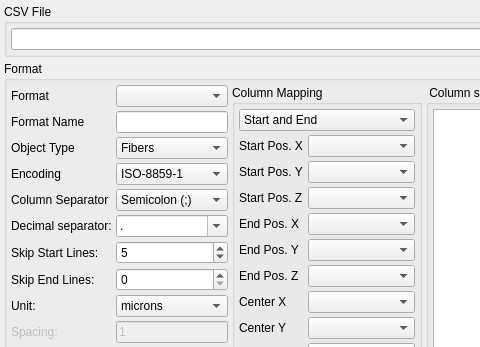
3dct/open_iA, file modules/FeatureScout/CsvInput.ui: the form before one commit; both pictures show x 0 to 480 and y 0 to 347 of the 583 by 693 pixel window.
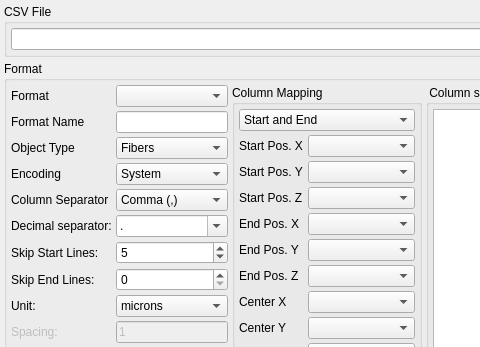
The form after the commit.

```diff
--- a/modules/FeatureScout/CsvInput.ui
+++ b/modules/FeatureScout/CsvInput.ui
@@ -148,11 +148,6 @@
         </item>
         <item row="3" column="1">
          <widget class="QComboBox" name="cmbbox_Encoding">
-          <item>
-           <property name="text">
-            <string>ISO-8859-1</string>
-           </property>
-          </item>
           <item>
            <property name="text">
             <string>System</string>
@@ -185,11 +180,6 @@
           <property name="editable">
            <bool>false</bool>
           </property>
-          <item>
-           <property name="text">
-            <string>Semicolon (;)</string>
-           </property>
-          </item>
           <item>
            <property name="text">
             <string>Comma (,)</string>
```
Left out of the diff: 16 changed lines with no effect on the pictures.
